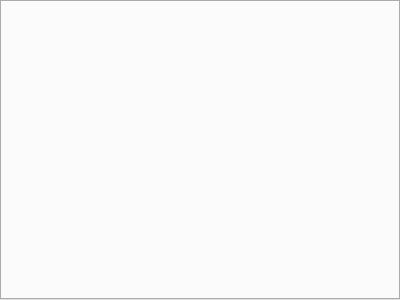
Above: Sources/Main/MainTabDialog.ui from FromtonRouge/KaladriusTrainer before the change. Below: the same form after it.
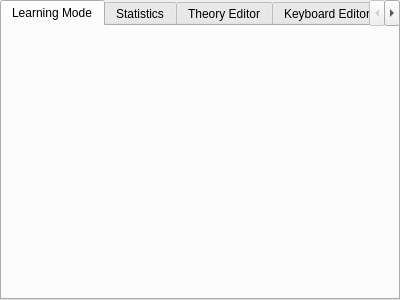
That is the form after the change.

```diff
--- a/Sources/Main/MainTabDialog.ui
+++ b/Sources/Main/MainTabDialog.ui
@@ -57,7 +57,39 @@
         <number>0</number>
        </property>
        <item row="0" column="0">
-        <widget class="QTabWidget" name="tabWidget"/>
+        <widget class="QTabWidget" name="tabWidget">
+         <property name="currentIndex">
+          <number>0</number>
+         </property>
+         <property name="movable">
+          <bool>true</bool>
+         </property>
+         <widget class="QWidget" name="tabLearningMode">
+          <attribute name="title">
+           <string>Learning Mode</string>
+          </attribute>
+         </widget>
+         <widget class="QWidget" name="tabStatistics">
+          <attribute name="title">
+           <string>Statistics</string>
+          </attribute>
+         </widget>
+         <widget class="QWidget" name="tabTheoryEditor">
+          <attribute name="title">
+           <string>Theory Editor</string>
+          </attribute>
+         </widget>
+         <widget class="QWidget" name="tabKeyboardEditor">
+          <attribute name="title">
+           <string>Keyboard Editor</string>
+          </attribute>
+         </widget>
+         <widget class="QWidget" name="tabDeveloperMode">
+          <attribute name="title">
+           <string>Developer Mode</string>
+          </attribute>
+         </widget>
+        </widget>
        </item>
       </layout>
      </widget>
```
